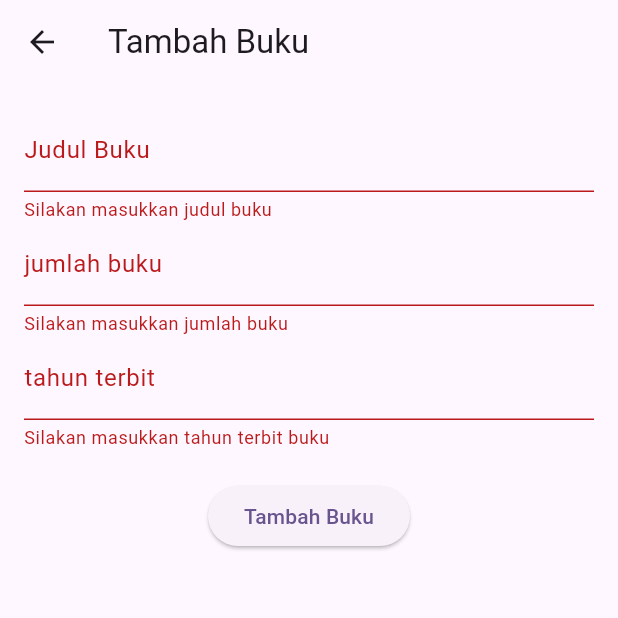
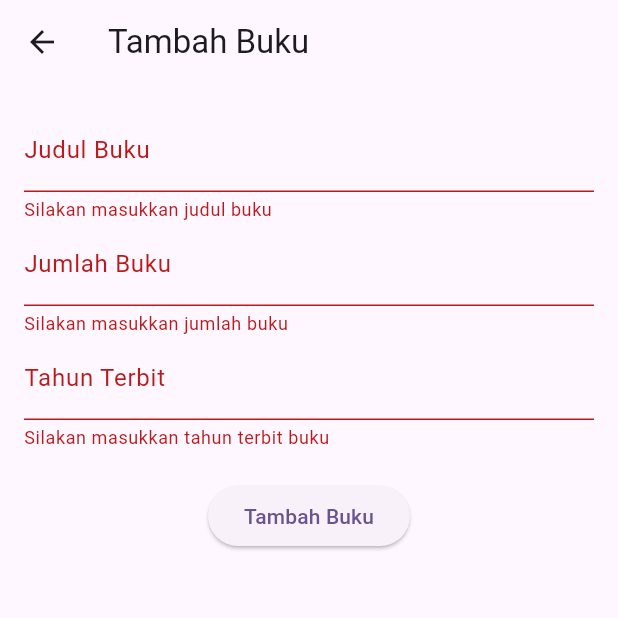
Before and after one commit to Rekitonei/latihanukk, a Flutter app: the Tambahbuku screen opened directly, after a tap on "Tambah Buku", on a phone screen of 412 x 824 dp, the top half of it. Run offline on Flutter 3.47's test engine with Material 3 defaults, Android fonts, the phone set to English and light mode, and no system bars.

Commit message:
tambah fungsi tambah buku dan hapus buku

```diff
--- a/lib/page/tambah_buku.dart
+++ b/lib/page/tambah_buku.dart
@@ -13,10 +13,12 @@ class _TambahbukuState extends State<Tambahbuku> {
 
   void _addBook() {
     if (_formKey.currentState!.validate()) {
-      // Simpan buku (di sini kita hanya mencetak ke konsol)
-      print('Buku ditambahkan: $judul, $jumlah_buku, $tahun_terbit');
-      // Kembali ke halaman sebelumnya
-      Navigator.pop(context);
+      // Kirim data buku yang baru ke halaman sebelumnya
+      Navigator.pop(context, {
+        "judul": judul,
+        "jumlah": jumlah_buku,
+        "tahun": tahun_terbit,
+      });
     }
   }
 
@@ -24,7 +26,7 @@ class _TambahbukuState extends State<Tambahbuku> {
   Widget build(BuildContext context) {
     return Scaffold(
       appBar: AppBar(
-        title: Text('Tambah Buku'),
+        title: const Text('Tambah Buku'),
       ),
       body: Padding(
         padding: const EdgeInsets.all(16.0),
@@ -33,7 +35,7 @@ class _TambahbukuState extends State<Tambahbuku> {
           child: Column(
             children: <Widget>[
               TextFormField(
-                decoration: InputDecoration(labelText: 'Judul Buku'),
+                decoration: const InputDecoration(labelText: 'Judul Buku'),
                 validator: (value) {
                   if (value == null || value.isEmpty) {
                     return 'Silakan masukkan judul buku';
@@ -45,7 +47,7 @@ class _TambahbukuState extends State<Tambahbuku> {
                 },
               ),
               TextFormField(
-                decoration: InputDecoration(labelText: 'jumlah buku'),
+                decoration: const InputDecoration(labelText: 'Jumlah Buku'),
                 validator: (value) {
                   if (value == null || value.isEmpty) {
                     return 'Silakan masukkan jumlah buku';
@@ -57,8 +59,8 @@ class _TambahbukuState extends State<Tambahbuku> {
                 },
               ),
               TextFormField(
-                decoration: InputDecoration(labelText: 'tahun terbit'),
-                validator: ( value) {
+                decoration: const InputDecoration(labelText: 'Tahun Terbit'),
+                validator: (value) {
                   if (value == null || value.isEmpty) {
                     return 'Silakan masukkan tahun terbit buku';
                   }
@@ -68,10 +70,10 @@ class _TambahbukuState extends State<Tambahbuku> {
                   tahun_terbit = value;
                 },
               ),
-              SizedBox(height: 20),
+              const SizedBox(height: 20),
               ElevatedButton(
                 onPressed: _addBook,
-                child: Text('Tambah Buku'),
+                child: const Text('Tambah Buku'),
               ),
             ],
           ),
```
Also changed, not shown: lib/page/home.dart (+55 -24 lines).
